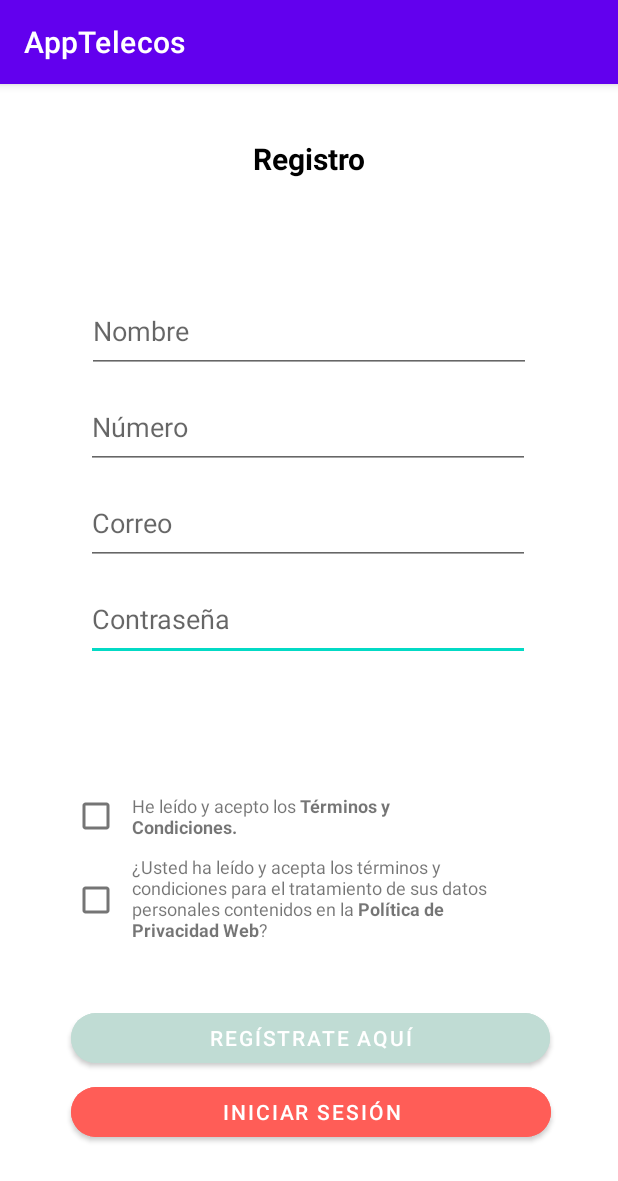
After one commit to JexUgaz/-Lab2_20180217_20191417, an Android app: the RegisterActivity screen opened directly, with no data from a screen before it, on a phone screen of 412 x 824 dp. The commit adds this screen. Shown: the top 1181 px of the screen. Run offline under Robolectric (Android 15) with nearby library versions, the phone set to English and light mode, and no system bars.

Commit message:
Login y Register terminado!

```diff
--- a/app/build.gradle
+++ b/app/build.gradle
@@ -26,6 +26,9 @@ android {
         sourceCompatibility JavaVersion.VERSION_1_8
         targetCompatibility JavaVersion.VERSION_1_8
     }
+    buildFeatures{
+        viewBinding true
+    }
 }
 
 dependencies {
--- a/app/src/main/AndroidManifest.xml
+++ b/app/src/main/AndroidManifest.xml
@@ -12,6 +12,9 @@
         android:theme="@style/Theme.AppTelecos"
         tools:targetApi="31">
         <activity
+            android:name=".RegisterActivity"
+            android:exported="false" />
+        <activity
             android:name=".MainActivity"
             android:exported="true">
             <intent-filter>
--- /dev/null
+++ b/app/src/main/java/com/example/apptelecos/RegisterActivity.java
@@ -0,0 +1,67 @@
+package com.example.apptelecos;
+
+import androidx.appcompat.app.AppCompatActivity;
+
+import android.content.Intent;
+import android.os.Bundle;
+import android.provider.ContactsContract;
+import android.text.Html;
+import android.util.Log;
+import android.view.KeyEvent;
+import android.view.View;
+import android.widget.Toast;
+
+import com.example.apptelecos.databinding.ActivityRegisterBinding;
+
+public class RegisterActivity extends AppCompatActivity {
+    ActivityRegisterBinding binding;
+
+    @Override
+    protected void onCreate(Bundle savedInstanceState) {
+        super.onCreate(savedInstanceState);
+        binding= ActivityRegisterBinding.inflate(getLayoutInflater());
+        setContentView(binding.getRoot());
+        binding.textPolitica.setText(Html.fromHtml(getResources().getString(R.string.register_msg)));
+        binding.textTerminos.setText(Html.fromHtml(getResources().getString(R.string.resgister_msg1)));
+
+        binding.btnRegistrate.setBackgroundColor(getResources().getColor(R.color.disabled_btn));
+
+        binding.btnRegistrate.setOnClickListener(view -> {
+            finish();
+        });
+        habilitarBtn();
+
+       binding.inputNumero.setOnKeyListener((view, i, keyEvent) -> {
+            habilitarBtn();
+            return false;
+        });
+        binding.inputContra.setOnKeyListener((view, i, keyEvent) -> {
+            habilitarBtn();
+            return false;
+        });
+        binding.inputCorreo.setOnKeyListener((view, i, keyEvent) -> {
+            habilitarBtn();
+            return false;
+        });
+        binding.inputNombre.setOnKeyListener((view, i, keyEvent) -> {
+            habilitarBtn();
+            return false;
+        });
+        binding.checkBox1.setOnClickListener(view -> {
+            habilitarBtn();
+        });
+        binding.checkBox2.setOnClickListener(view -> {
+            habilitarBtn();
+        });
+    }
+   private void habilitarBtn(){
+       if(!binding.inputNombre.getText().toString().isEmpty()&&!binding.inputContra.getText().toString().isEmpty()&&!binding.inputCorreo.getText().toString().isEmpty()
+               &&!binding.inputNumero.getText().toString().isEmpty()&&binding.checkBox1.isChecked()&&binding.checkBox2.isChecked()){
+           binding.btnRegistrate.setClickable(true);//Por defecto
+           binding.btnRegistrate.setBackgroundColor(getResources().getColor(R.color.btn_verdeClaro));
+       }else{
+           binding.btnRegistrate.setClickable(false);//Por defecto
+           binding.btnRegistrate.setBackgroundColor(getResources().getColor(R.color.disabled_btn));
+       }
+   }
+}
--- /dev/null
+++ b/app/src/main/res/layout/activity_register.xml
@@ -0,0 +1,154 @@
+<?xml version="1.0" encoding="utf-8"?>
+<androidx.constraintlayout.widget.ConstraintLayout xmlns:android="http://schemas.android.com/apk/res/android"
+    xmlns:app="http://schemas.android.com/apk/res-auto"
+    xmlns:tools="http://schemas.android.com/tools"
+    android:layout_width="match_parent"
+    android:layout_height="match_parent"
+    tools:context=".RegisterActivity">
+
+
+    <Button
+        android:id="@+id/btnIniciarSesion"
+        android:layout_width="320dp"
+        android:layout_height="45dp"
+        android:layout_marginBottom="60dp"
+        android:backgroundTint="#FF5D57"
+        android:text="Iniciar Sesión"
+        app:cornerRadius="20dp"
+        app:layout_constraintBottom_toBottomOf="parent"
+        app:layout_constraintEnd_toEndOf="@+id/btnRegistrate"
+        app:layout_constraintHorizontal_bias="0.0"
+        app:layout_constraintStart_toStartOf="@+id/btnRegistrate" />
+
+    <Button
+        android:id="@+id/btnRegistrate"
+        android:layout_width="319dp"
+        android:layout_height="45dp"
+        android:layout_marginStart="45dp"
+        android:layout_marginEnd="45dp"
+        android:layout_marginBottom="4dp"
+        android:backgroundTint="#C0DCD4"
+        android:text="Regístrate Aquí"
+        app:cornerRadius="20dp"
+        app:layout_constraintBottom_toTopOf="@+id/btnIniciarSesion"
+        app:layout_constraintEnd_toEndOf="parent"
+        app:layout_constraintHorizontal_bias="1.0"
+        app:layout_constraintStart_toStartOf="parent" />
+
+    <EditText
+        android:id="@+id/inputContra"
+        android:layout_width="296dp"
+        android:layout_height="56dp"
+        android:layout_marginStart="56dp"
+        android:layout_marginTop="8dp"
+        android:layout_marginEnd="56dp"
+        android:ems="10"
+        android:hint="Contraseña"
+        android:inputType="textPassword"
+        app:layout_constraintEnd_toEndOf="parent"
+        app:layout_constraintHorizontal_bias="0.333"
+        app:layout_constraintStart_toStartOf="parent"
+        app:layout_constraintTop_toBottomOf="@+id/inputCorreo" />
+
+    <EditText
+        android:id="@+id/inputCorreo"
+        android:layout_width="296dp"
+        android:layout_height="56dp"
+        android:layout_marginStart="56dp"
+        android:layout_marginTop="8dp"
+        android:layout_marginEnd="56dp"
+        android:ems="10"
+        android:hint="Correo"
+        android:inputType="textEmailAddress"
+        app:layout_constraintEnd_toEndOf="parent"
+        app:layout_constraintHorizontal_bias="0.333"
+        app:layout_constraintStart_toStartOf="parent"
+        app:layout_constraintTop_toBottomOf="@+id/inputNumero" />
+
+    <EditText
+        android:id="@+id/inputNumero"
+        android:layout_width="296dp"
+        android:layout_height="56dp"
+        android:layout_marginStart="56dp"
+        android:layout_marginTop="8dp"
+        android:layout_marginEnd="56dp"
+        android:ems="10"
+        android:hint="Número"
+        android:inputType="text|number"
+        app:layout_constraintEnd_toEndOf="parent"
+        app:layout_constraintHorizontal_bias="0.333"
+        app:layout_constraintStart_toStartOf="parent"
+        app:layout_constraintTop_toBottomOf="@+id/inputNombre" />
+
+    <EditText
+        android:id="@+id/inputNombre"
+        android:layout_width="296dp"
+        android:layout_height="56dp"
+        android:layout_marginStart="56dp"
+        android:layout_marginTop="70dp"
+        android:layout_marginEnd="56dp"
+        android:ems="10"
+        android:hint="Nombre"
+        android:inputType="textPersonName"
+        app:layout_constraintEnd_toEndOf="parent"
+        app:layout_constraintStart_toStartOf="parent"
+        app:layout_constraintTop_toBottomOf="@+id/textView2" />
+
+    <TextView
+        android:id="@+id/textView2"
+        android:layout_width="357dp"
+        android:layout_height="33dp"
+        android:layout_marginStart="16dp"
+        android:layout_marginTop="33dp"
+        android:layout_marginEnd="16dp"
+        android:gravity="center"
+        android:text="Registro"
+        android:textColor="#000000"
+        android:textSize="20sp"
+        android:textStyle="bold"
+        app:layout_constraintEnd_toEndOf="parent"
+        app:layout_constraintStart_toStartOf="parent"
+        app:layout_constraintTop_toTopOf="parent" />
+
+    <TextView
+        android:id="@+id/textTerminos"
+        android:layout_width="202dp"
+        android:layout_height="32dp"
+        android:textSize="12sp"
+        app:layout_constraintBottom_toBottomOf="@+id/checkBox1"
+        app:layout_constraintEnd_toEndOf="parent"
+        app:layout_constraintHorizontal_bias="0.0"
+        app:layout_constraintStart_toEndOf="@+id/checkBox1"
+        app:layout_constraintTop_toTopOf="@+id/checkBox1"
+        app:layout_constraintVertical_bias="0.562" />
+
+    <CheckBox
+        android:id="@+id/checkBox1"
+        android:layout_width="wrap_content"
+        android:layout_height="wrap_content"
+        android:layout_marginStart="40dp"
+        android:layout_marginBottom="8dp"
+        app:layout_constraintBottom_toTopOf="@+id/checkBox2"
+        app:layout_constraintStart_toStartOf="parent" />
+
+    <CheckBox
+        android:id="@+id/checkBox2"
+        android:layout_width="wrap_content"
+        android:layout_height="wrap_content"
+        android:layout_marginStart="40dp"
+        android:layout_marginBottom="200dp"
+        app:layout_constraintBottom_toBottomOf="parent"
+        app:layout_constraintStart_toStartOf="parent" />
+
+    <TextView
+        android:id="@+id/textPolitica"
+        android:layout_width="253dp"
+        android:layout_height="64dp"
+        android:layout_marginBottom="36dp"
+        android:textSize="12sp"
+        app:layout_constraintBottom_toTopOf="@+id/btnRegistrate"
+        app:layout_constraintEnd_toEndOf="parent"
+        app:layout_constraintHorizontal_bias="0.0"
+        app:layout_constraintStart_toEndOf="@+id/checkBox2" />
+
+</androidx.constraintlayout.widget.ConstraintLayout>
--- a/app/src/main/res/values/colors.xml
+++ b/app/src/main/res/values/colors.xml
@@ -7,4 +7,6 @@
     <color name="teal_700">#FF018786</color>
     <color name="black">#FF000000</color>
     <color name="white">#FFFFFFFF</color>
+    <color name="disabled_btn">#C0DCD4</color>
+    <color name="btn_verdeClaro">#6ABDA6</color>
 </resources>
--- a/app/src/main/res/values/strings.xml
+++ b/app/src/main/res/values/strings.xml
@@ -1,3 +1,5 @@
 <resources>
     <string name="app_name">AppTelecos</string>
+    <string name="register_msg"><![CDATA[¿Usted ha leído y acepta los términos y condiciones para el tratamiento de sus datos personales contenidos en la <b>Política de Privacidad Web</b>?]]></string>
+    <string name="resgister_msg1"><![CDATA[He leído y acepto los <b>Términos y Condiciones.</b>]]></string>
 </resources>
```
Also changed, not shown: app/src/main/java/com/example/apptelecos/MainActivity.java (+11 -1 lines), app/src/main/res/layout/activity_main.xml (+68 -4 lines).
